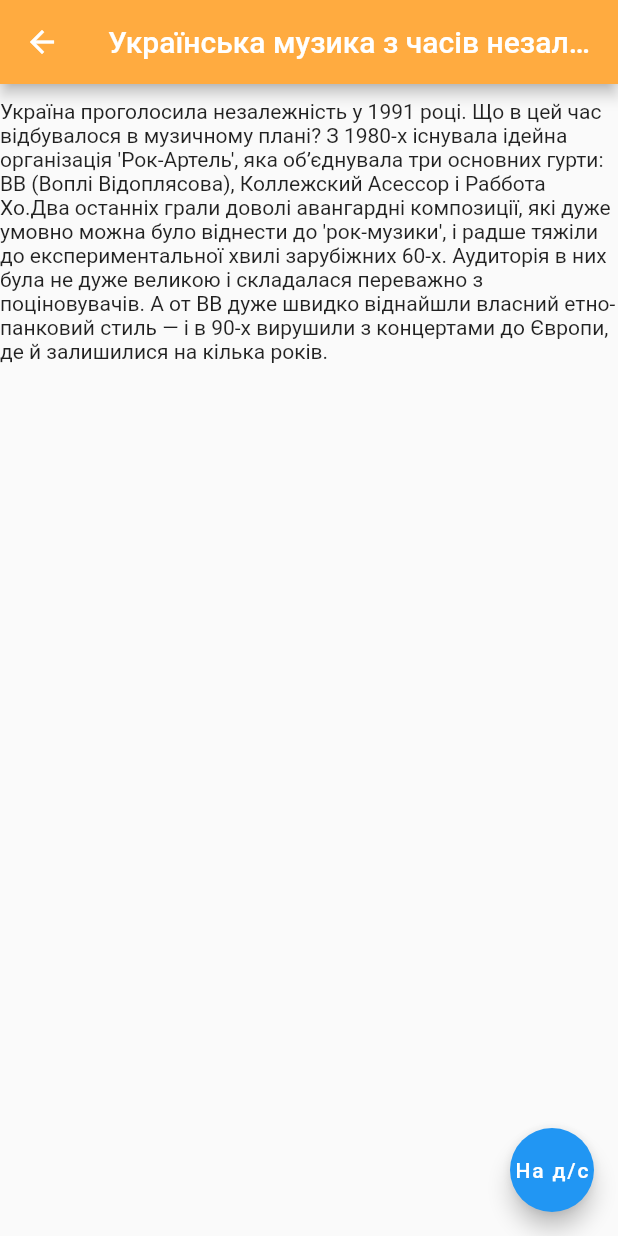
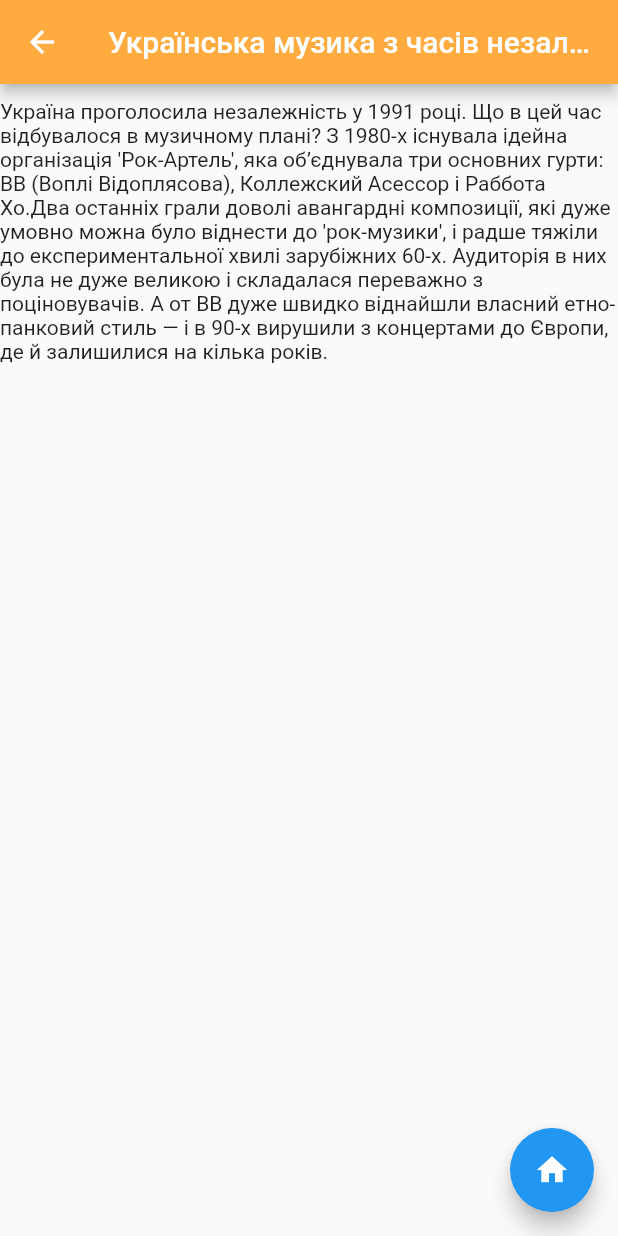
Before and after one commit to manzhula2007/ukraine_music, a Flutter app: the IndepOrangeRev screen opened directly, on a phone screen of 412 x 824 dp. Run offline on Flutter 3.47's test engine with Material 2 defaults, Android fonts, the phone set to English and light mode, and no system bars.

Commit message:
home icon added to home button

```diff
--- a/lib/ind_o_rev.dart
+++ b/lib/ind_o_rev.dart
@@ -27,7 +27,7 @@ class IndepOrangeRev extends StatelessWidget {
           );
         },
 
-        child: Text("На д/с"),
+        child: Icon(Icons.home),
       ),
     );
   }
--- a/lib/prerequisite.dart
+++ b/lib/prerequisite.dart
@@ -28,7 +28,8 @@ class Prerequisite extends StatelessWidget {
           );
         },
 
-        child: Text("На д/с"),
+        child: Icon(Icons.home),
+
       ),
     );
   }
```
